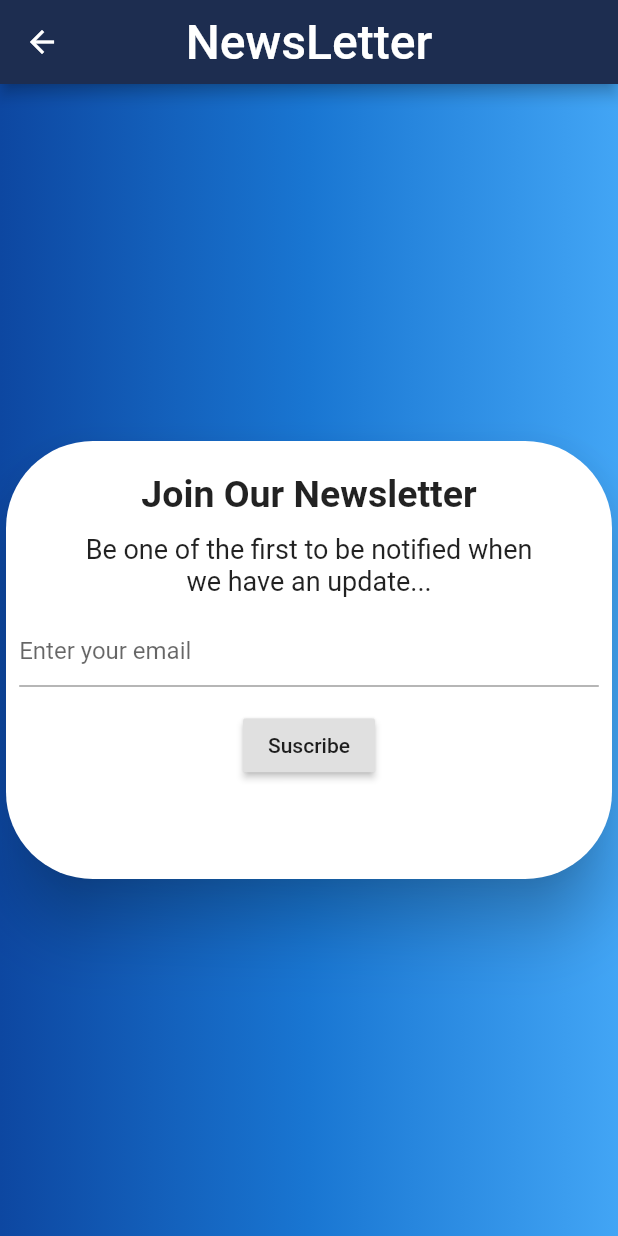
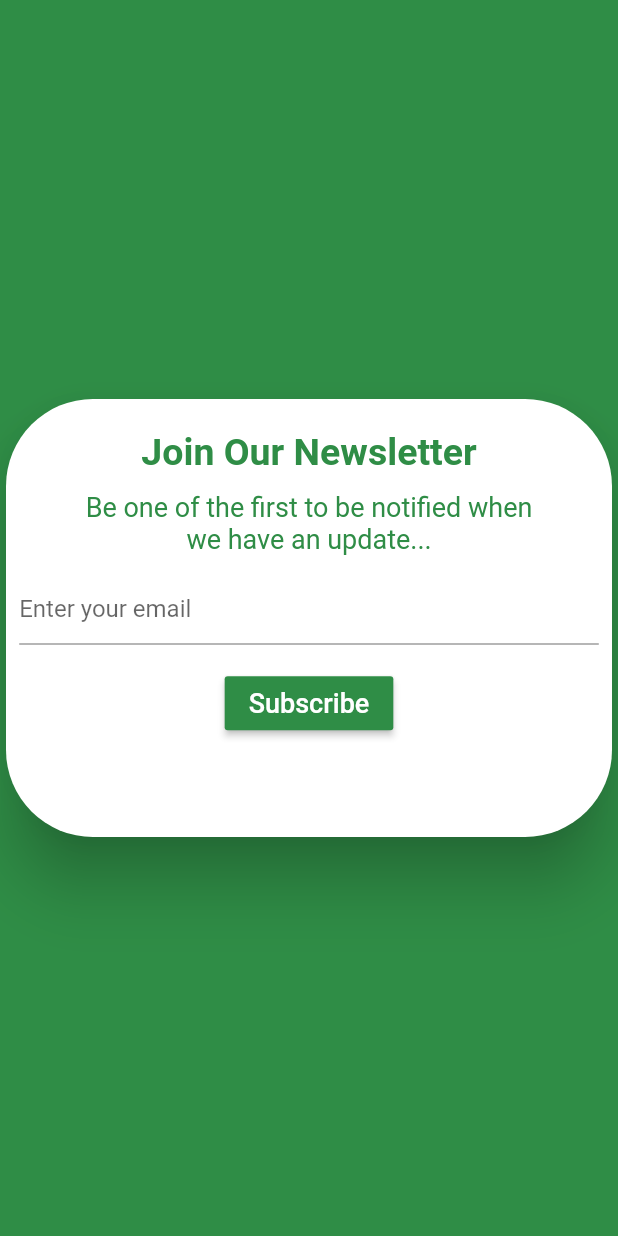
Before and after one commit to GameofSource-GFG/Android-Development, a Flutter app: the Newsletter widget shown alone on an empty page, opened directly, on a phone screen of 412 x 824 dp. Run offline on Flutter 3.47's test engine with Material 2 defaults, Android fonts, the phone set to English and light mode, and no system bars; our stand-ins replace animated_text_kit, cached_network_image, cloud_firestore, firebase_core, font_awesome_flutter, google_fonts and 2 more; accounts and stored records are empty; Roboto replaces fonts that are missing (Adamina).

Commit message:
Changed bg color n removed scaffold

```diff
--- a/lib/components/Newsletter.dart
+++ b/lib/components/Newsletter.dart
@@ -1,5 +1,4 @@
 import 'package:flutter/material.dart';
-import 'package:google_fonts/google_fonts.dart';
 
 class Newsletter extends StatefulWidget {
   @override
@@ -11,26 +10,9 @@ class _NewsletterState extends State<Newsletter> {
   final _formKey = GlobalKey<FormState>();
 
   Widget build(BuildContext context) {
-    return Scaffold(
-      appBar: AppBar(
-        title: Text("NewsLetter",
-            style: GoogleFonts.adamina(
-              fontSize: 32,
-            )),
-        centerTitle: true,
-      ),
-      body: Center(
-        child: Container(
+    return Container(
       alignment: Alignment.center,
-          decoration: const BoxDecoration(
-            gradient: LinearGradient(
-              colors: <Color>[
-                Color(0xFF0D47A1),
-                Color(0xFF1976D2),
-                Color(0xFF42A5F5),
-              ],
-            ),
-          ),
+      color: Color.fromRGBO(47, 141, 70, 1),
       child: Container(
         height: 300,
         child: Card(
@@ -49,6 +31,7 @@ class _NewsletterState extends State<Newsletter> {
                   Text(
                     "Join Our Newsletter",
                     style: TextStyle(
+                      color: Color.fromRGBO(47, 141, 70, 1),
                       fontSize: 25.0,
                       fontWeight: FontWeight.bold,
                     ),
@@ -60,6 +43,7 @@ class _NewsletterState extends State<Newsletter> {
                   Text(
                     "Be one of the first to be notified when\nwe have an update...",
                     style: TextStyle(
+                      color: Color.fromRGBO(47, 141, 70, 1),
                       fontSize: 18.0,
                     ),
                     textAlign: TextAlign.center,
@@ -90,10 +74,17 @@ class _NewsletterState extends State<Newsletter> {
                           padding: const EdgeInsets.all(15),
                           child: Center(
                             child: RaisedButton(
+                              color: Color.fromRGBO(47, 141, 70, 1),
                               onPressed: () {
                                 if (_formKey.currentState.validate()) {}
                               },
-                                  child: Text('Suscribe'),
+                              child: Text(
+                                'Subscribe',
+                                style: TextStyle(
+                                  color: Colors.white,
+                                  fontSize: 18,
+                                ),
+                              ),
                             ),
                           ),
                         ),
@@ -109,8 +100,6 @@ class _NewsletterState extends State<Newsletter> {
           ),
         ),
       ),
-        ),
-      ),
     );
   }
 }
```
Lines whose indentation alone changed are shown as unchanged.
